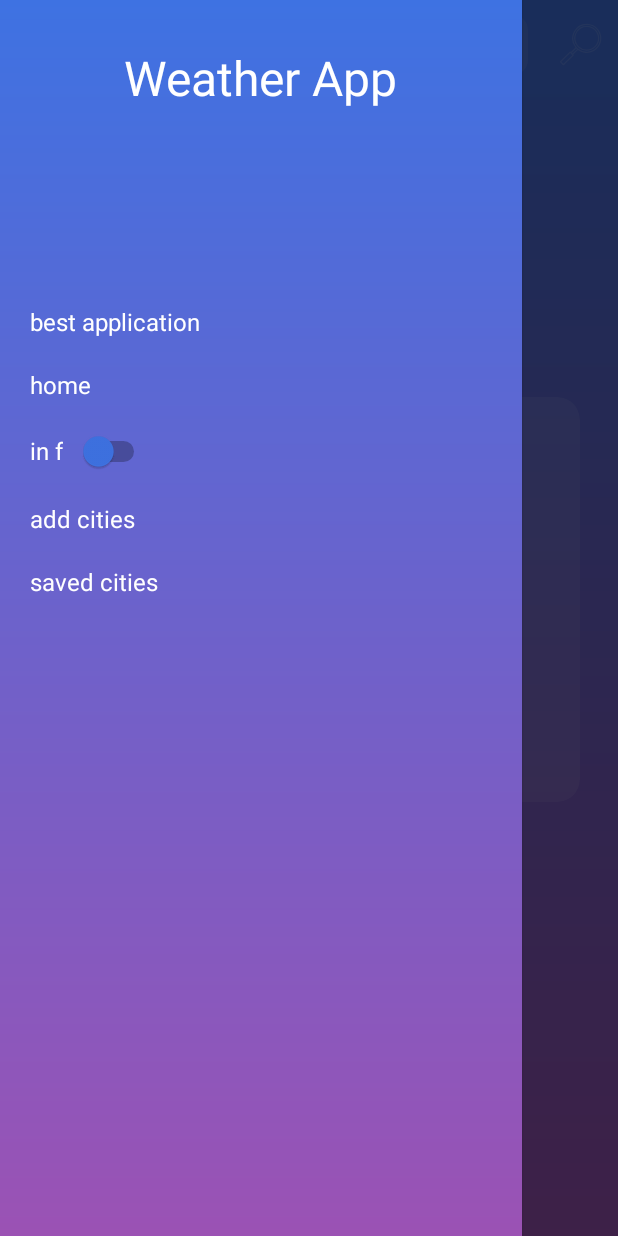
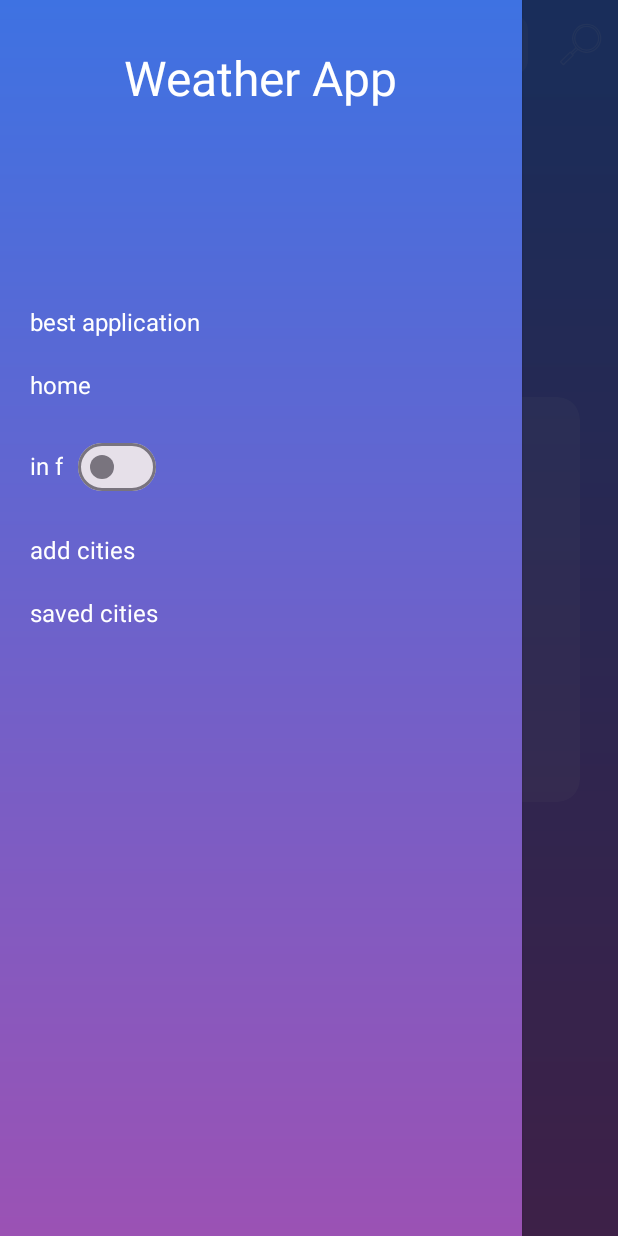
Before and after one commit to Bekuzaroff/WeatherApp, an Android app: the screen it shows after launch (MainActivity), with the side drawer open, on a phone screen of 412 x 824 dp. Run offline under Robolectric (Android 15) with nearby library versions, the phone set to English and light mode, and no system bars; our stand-ins replace Dagger/Hilt's generated code; Roboto replaces fonts that are not available here; 3 statements that could not run were skipped.

```diff
--- a/app/src/main/res/layout/activity_main.xml
+++ b/app/src/main/res/layout/activity_main.xml
@@ -139,7 +139,7 @@
 
                     />
 
-                <Switch
+                <com.google.android.material.materialswitch.MaterialSwitch
                     android:id="@+id/f_switch"
                     android:layout_width="wrap_content"
                     android:layout_height="wrap_content"
```
